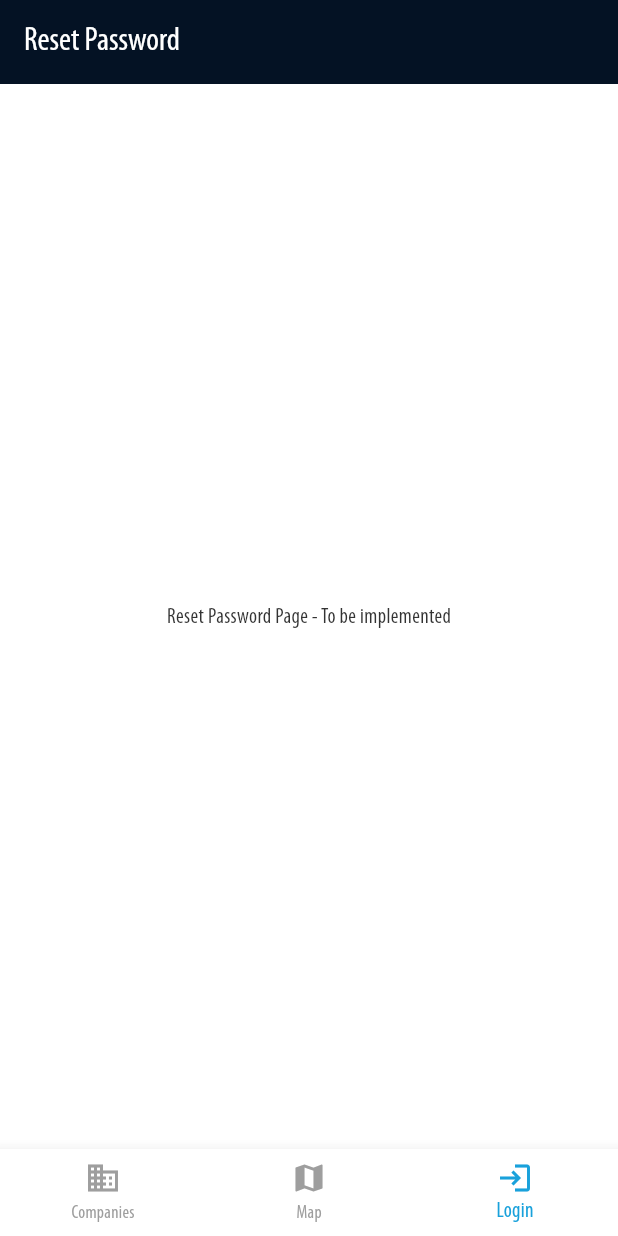
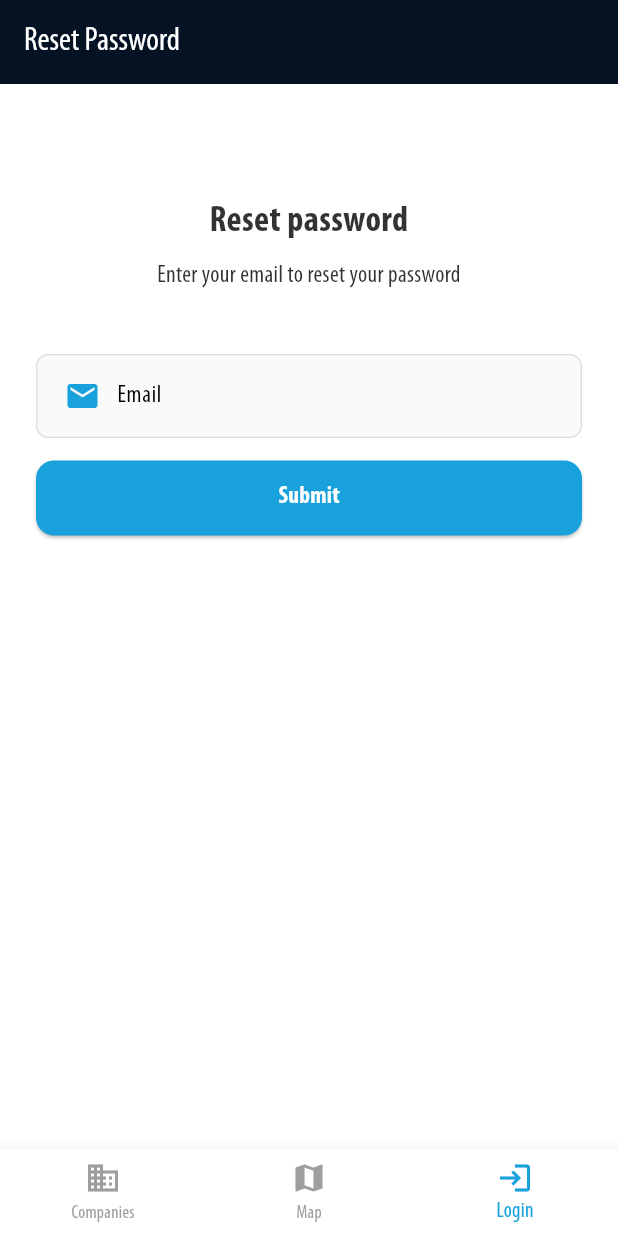
Before and after one commit to careerfairsystems/arkad-app-flutter, a Flutter app: the ResetPasswordScreen screen opened by its route, on a phone screen of 412 x 824 dp. Run offline on Flutter 3.47's test engine with Material 3 defaults, Android fonts, the phone set to English and light mode, and no system bars; our stand-ins replace file_picker, flutter_secure_storage, get_it, go_router, image_picker, shared_preferences; accounts and stored records are empty; network calls fail.

Commit message:
Added email field and submit button

```diff
--- a/lib/screens/auth/reset_password_screen.dart
+++ b/lib/screens/auth/reset_password_screen.dart
@@ -1,14 +1,80 @@
 import 'package:flutter/material.dart';
+import '../../utils/validation_utils.dart';
+import '../../widgets/auth/auth_form_widgets.dart';
 
-class ResetPasswordScreen extends StatelessWidget {
+class ResetPasswordScreen extends StatefulWidget {
   const ResetPasswordScreen({super.key});
+
+  @override
+  State<ResetPasswordScreen> createState() => _ResetPasswordScreenState();
+}
+
+class _ResetPasswordScreenState extends State<ResetPasswordScreen> {
+  final _formKey = GlobalKey<FormState>();
+
+  bool _isEmailValid = false;
+  bool _isLoading = false;
+
+  final TextEditingController _emailController = TextEditingController();
+
+  /*   void _validateEmail() {
+    setState(() {
+      _isEmailValid = ValidationUtils.isValidEmail(_emailController.text);
+      if (_emailController.text.isNotEmpty) {
+        _emailErrorText = null;
+      }
+    });
+  } */
+
+  Future<void> _submitEmailResetPassword() async {
+    //if (!_validateFields()) return;
+
+    setState(() {
+      _isLoading = true;
+    });
+  }
 
   @override
   Widget build(BuildContext context) {
     return Scaffold(
       appBar: AppBar(title: const Text("Reset Password")),
-      body: const Center(
-        child: Text("Reset Password Page - To be implemented"),
+      body: SafeArea(
+        child: SingleChildScrollView(
+          padding: const EdgeInsets.symmetric(horizontal: 24.0),
+          child: Column(
+            crossAxisAlignment: CrossAxisAlignment.stretch,
+            children: [
+              const SizedBox(height: 75),
+
+              AuthFormWidgets.buildHeading(
+                'Reset password',
+                'Enter your email to reset your password',
+              ),
+
+              /* TextField(
+                controller: _emailController,
+                decoration: const InputDecoration(
+                  border: OutlineInputBorder(),
+                  labelText: 'Email',
+                ),
+              ), */
+              AuthFormWidgets.buildEmailField(
+                _emailController,
+                isValid:
+                    _emailController.text.isNotEmpty ? _isEmailValid : null,
+                onChanged: (value) {},
+                validator: ValidationUtils.validateEmail,
+              ),
+              const SizedBox(height: 15),
+
+              AuthFormWidgets.buildSubmitButton(
+                text: "Submit",
+                onPressed: _submitEmailResetPassword,
+                isLoading: _isLoading,
+              ),
+            ],
+          ),
+        ),
       ),
     );
   }
```
